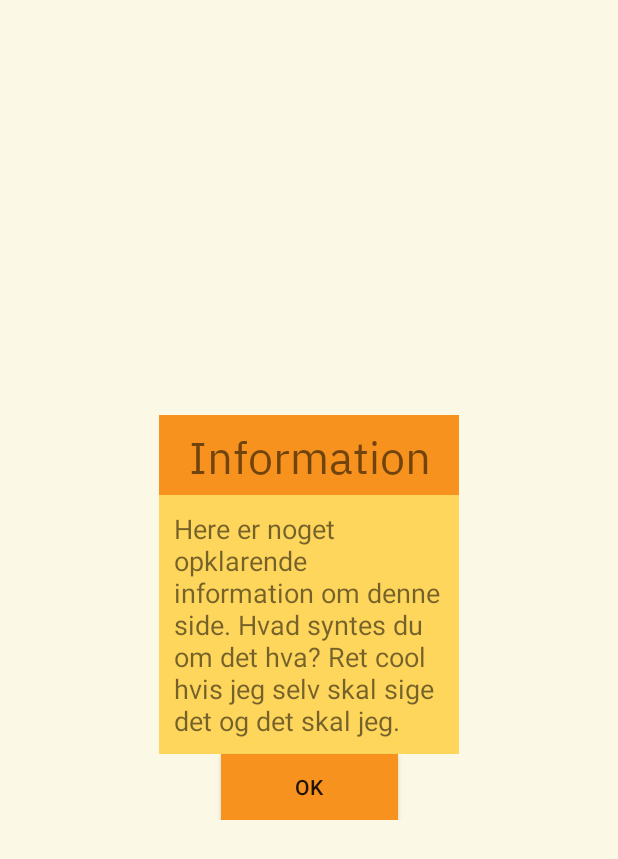
After one commit to Alexcool3/Food_Waste_Prototype, an Android app: the layout dialog_help.xml on its own in the app's theme, with its tools: preview values and no code run, on a phone screen of 412 x 824 dp. The commit adds this screen. Shown: the top 859 px of the screen. Run offline under Robolectric (Android 15) with nearby library versions, the light colour scheme and no system bars.

Commit message:
Class til information dialogsene

```diff
--- /dev/null
+++ b/app/src/main/res/layout/dialog_help.xml
@@ -0,0 +1,48 @@
+<?xml version="1.0" encoding="utf-8"?>
+<androidx.constraintlayout.widget.ConstraintLayout xmlns:android="http://schemas.android.com/apk/res/android"
+    xmlns:app="http://schemas.android.com/apk/res-auto"
+    xmlns:tools="http://schemas.android.com/tools"
+    android:layout_width="wrap_content"
+    android:layout_height="wrap_content"
+    android:layout_gravity="center"
+    android:background="@color/Beige"
+    android:minWidth="200dp"
+    android:minHeight="200dp">
+
+    <Button
+        android:id="@+id/dialog_cancel"
+        android:layout_width="118dp"
+        android:layout_height="44dp"
+        android:layout_weight="0.50"
+        android:background="@color/Orange"
+        android:text="@android:string/ok"
+        app:layout_constraintBottom_toBottomOf="parent"
+        app:layout_constraintEnd_toEndOf="parent"
+        app:layout_constraintStart_toStartOf="parent"
+        app:layout_constraintTop_toBottomOf="@+id/dialog_info" />
+
+    <TextView
+        android:id="@+id/dialog_info"
+        android:layout_width="0dp"
+        android:layout_height="wrap_content"
+        android:background="@color/Yellow"
+        android:padding="10dp"
+        android:text="Here er noget opklarende information om denne side. Hvad syntes du om det hva? Ret cool hvis jeg selv skal sige det og det skal jeg."
+        android:textSize="18sp"
+        app:layout_constraintEnd_toEndOf="parent"
+        app:layout_constraintStart_toStartOf="parent"
+        app:layout_constraintTop_toBottomOf="@+id/dialog_title" />
+
+    <TextView
+        android:id="@+id/dialog_title"
+        android:layout_width="0dp"
+        android:layout_height="53dp"
+        android:background="@color/Orange"
+        android:fontFamily="@font/ibm_plex_sans_regular"
+        android:gravity="center"
+        android:text="Information"
+        android:textSize="30sp"
+        app:layout_constraintEnd_toEndOf="parent"
+        app:layout_constraintStart_toStartOf="parent"
+        app:layout_constraintTop_toTopOf="parent" />
+</androidx.constraintlayout.widget.ConstraintLayout>
```
Also changed, not shown: app/src/main/java/com/example/food_waste_prototype/HelpDialog.java (added, +39 -0 lines), app/src/main/java/com/example/food_waste_prototype/StatsActivity.java (+14 -0 lines).
